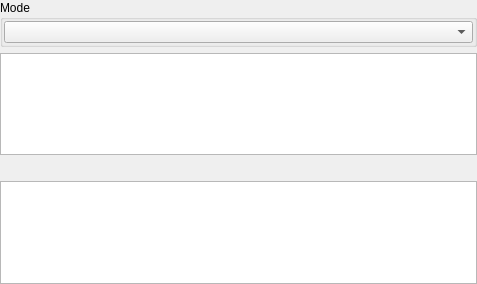
First picture: the form in xdemanglewidget.ui, repository horsicq/XDemangleWidget, before the edit.
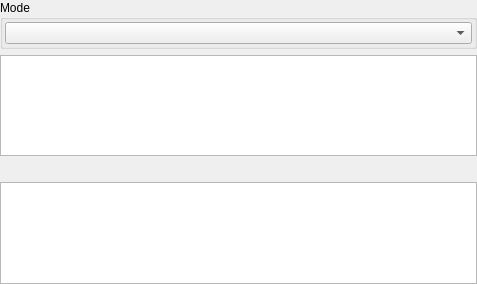
Second picture: the form after the edit.

What changed in the file:
```diff
--- a/xdemanglewidget.ui
+++ b/xdemanglewidget.ui
@@ -33,19 +33,19 @@
      </property>
      <layout class="QVBoxLayout" name="verticalLayout">
       <property name="spacing">
-       <number>1</number>
+       <number>6</number>
       </property>
       <property name="leftMargin">
-       <number>1</number>
+       <number>2</number>
       </property>
       <property name="topMargin">
-       <number>1</number>
+       <number>2</number>
       </property>
       <property name="rightMargin">
-       <number>1</number>
+       <number>2</number>
       </property>
       <property name="bottomMargin">
-       <number>1</number>
+       <number>2</number>
       </property>
       <item>
        <widget class="QComboBox" name="comboBoxMode"/>
```
